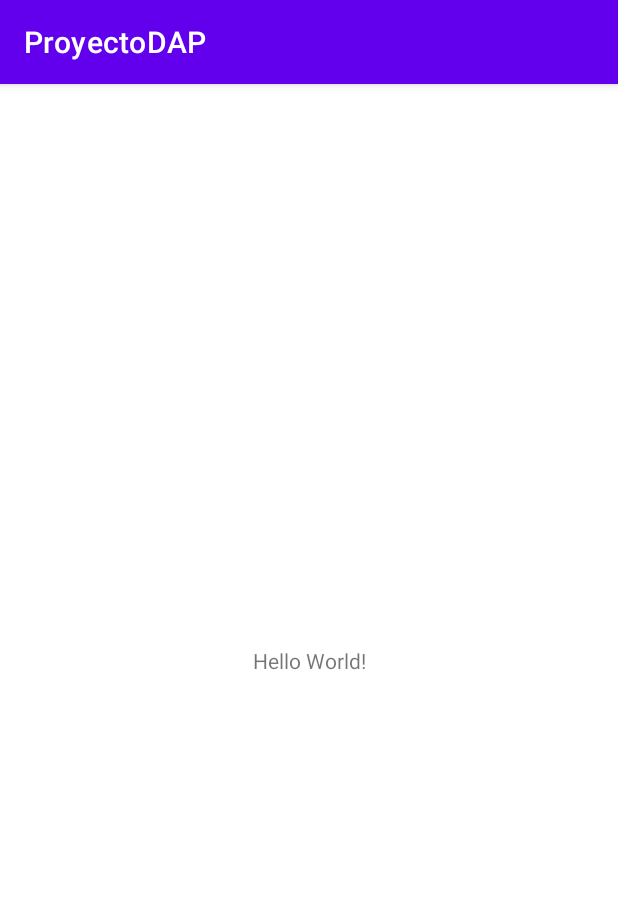
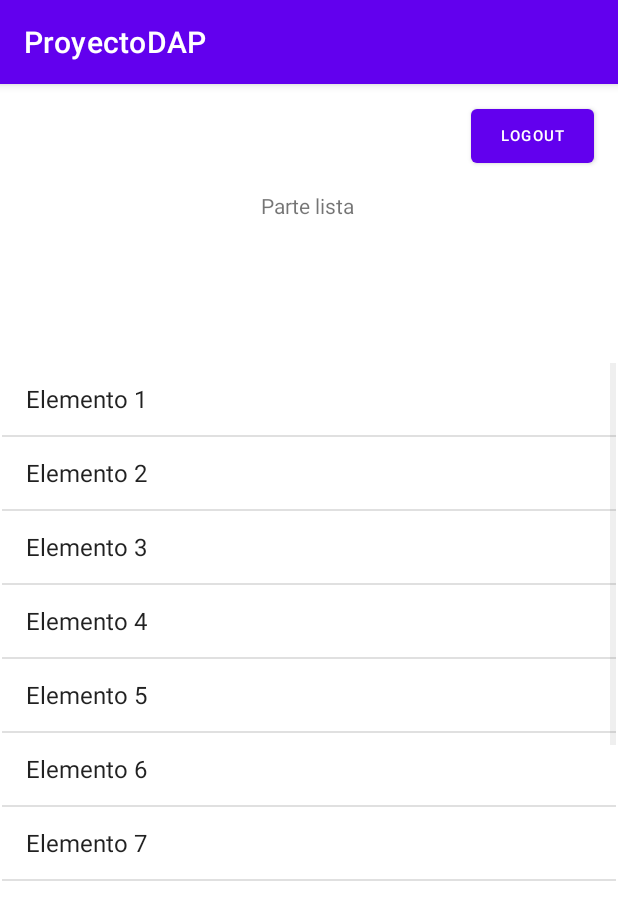
Before and after one commit to EnricPP/ProyectoDAP, an Android app: the MainActivity screen opened directly, with no data from a screen before it, on a phone screen of 412 x 824 dp. Shown: the top 920 px of the screen. Run offline under Robolectric (Android 15) with nearby library versions, the phone set to English and light mode, and no system bars.

Commit message:
Lista añadida

```diff
--- a/app/src/main/java/com/example/proyectodap/LoginActivity.java
+++ b/app/src/main/java/com/example/proyectodap/LoginActivity.java
@@ -27,6 +27,8 @@ public class LoginActivity extends AppCompatActivity {
     protected void onCreate(Bundle savedInstanceState) {
         super.onCreate(savedInstanceState);
         setContentView(R.layout.activity_login);
+
+        SharedPreferences.Editor editor;
 
         //Comprobar que el usuario no este ya logeado anteriormente
         sharedPreferences = getSharedPreferences(SHARED_PREF_NAME, MODE_PRIVATE);
--- a/app/src/main/java/com/example/proyectodap/MainActivity.java
+++ b/app/src/main/java/com/example/proyectodap/MainActivity.java
@@ -2,7 +2,18 @@ package com.example.proyectodap;
 
 import androidx.appcompat.app.AppCompatActivity;
 
+import android.bluetooth.BluetoothDevice;
+import android.content.Intent;
 import android.os.Bundle;
+import android.view.View;
+import android.widget.AdapterView;
+import android.widget.ArrayAdapter;
+import android.widget.Button;
+import android.widget.ListView;
+import android.widget.TextView;
+
+import java.util.ArrayList;
+import java.util.Set;
 
 public class MainActivity extends AppCompatActivity {
 
@@ -11,6 +22,32 @@ public class MainActivity extends AppCompatActivity {
         super.onCreate(savedInstanceState);
         setContentView(R.layout.activity_main);
 
+        ListView listamain = findViewById(R.id.list_view_main);
+        ArrayList<String> dispositivos = new ArrayList<String>();
+        TextView txt_prueba = findViewById(R.id.txt_pulsado);
+        Button btn_logout = findViewById(R.id.btn_logout);
 
+        for (int i=1; i<=10; i++){
+            dispositivos.add("Elemento "+i);
+        }
+
+        ArrayAdapter<String> adapter = new ArrayAdapter<String>(MainActivity.this, android.R.layout.simple_list_item_1, dispositivos);
+
+        listamain.setAdapter(adapter);
+        listamain.setOnItemClickListener(new AdapterView.OnItemClickListener() {
+            @Override
+            public void onItemClick(AdapterView<?> adapterView, View view, int i, long l) {
+                txt_prueba.setText(adapter.getItem(i).toString());
+            }
+        });
+
+        btn_logout.setOnClickListener(new View.OnClickListener() {
+            @Override
+            public void onClick(View view) {
+                Intent startLoginActivity = new Intent(MainActivity.this, LoginActivity.class);
+                startActivity(startLoginActivity);
+                finish();
+            }
+        });
     }
 }
--- a/app/src/main/res/layout/activity_main.xml
+++ b/app/src/main/res/layout/activity_main.xml
@@ -7,12 +7,49 @@
     tools:context=".MainActivity">
 
     <TextView
+        android:id="@+id/txt_titulo"
         android:layout_width="wrap_content"
         android:layout_height="wrap_content"
-        android:text="Hello World!"
+        android:text="Parte lista"
+        app:layout_constraintBottom_toBottomOf="parent"
+        app:layout_constraintEnd_toEndOf="parent"
+        app:layout_constraintHorizontal_bias="0.498"
+        app:layout_constraintStart_toStartOf="parent"
+        app:layout_constraintTop_toTopOf="parent"
+        app:layout_constraintVertical_bias="0.095" />
+
+    <TextView
+        android:id="@+id/txt_pulsado"
+        android:layout_width="wrap_content"
+        android:layout_height="wrap_content"
+        app:layout_constraintBottom_toTopOf="@+id/list_view_main"
+        app:layout_constraintEnd_toEndOf="parent"
+        app:layout_constraintStart_toStartOf="parent"
+        app:layout_constraintTop_toBottomOf="@+id/txt_titulo" />
+
+    <ListView
+        android:id="@+id/list_view_main"
+        android:layout_width="409dp"
+        android:layout_height="354dp"
         app:layout_constraintBottom_toBottomOf="parent"
         app:layout_constraintEnd_toEndOf="parent"
         app:layout_constraintStart_toStartOf="parent"
-        app:layout_constraintTop_toTopOf="parent" />
+        app:layout_constraintTop_toBottomOf="@+id/txt_titulo"
+        app:layout_constraintVertical_bias="0.295" >
+
+    </ListView>
+
+    <Button
+        android:id="@+id/btn_logout"
+        android:layout_width="82dp"
+        android:layout_height="48dp"
+        android:text="Logout"
+        android:textSize="10sp"
+        app:layout_constraintBottom_toBottomOf="parent"
+        app:layout_constraintEnd_toEndOf="parent"
+        app:layout_constraintHorizontal_bias="0.951"
+        app:layout_constraintStart_toStartOf="parent"
+        app:layout_constraintTop_toTopOf="parent"
+        app:layout_constraintVertical_bias="0.015" />
 
 </androidx.constraintlayout.widget.ConstraintLayout>
```
